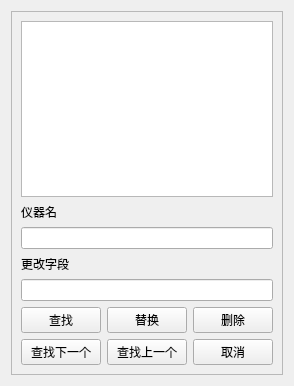
Old version of the form view/equipmentManage/kchangemanage.ui in the repository JunWang666/LabNexus.
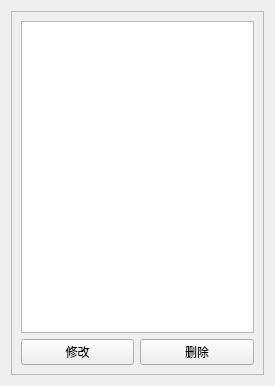
New version of the form.

The edit to the form file:
```diff
--- a/view/equipmentManage/kchangemanage.ui
+++ b/view/equipmentManage/kchangemanage.ui
@@ -6,7 +6,7 @@
             <rect>
                 <x>0</x>
                 <y>0</y>
-                <width>274</width>
+    <width>275</width>
                 <height>386</height>
             </rect>
         </property>
@@ -24,70 +24,22 @@
                     </property>
                     <layout class="QGridLayout" name="gridLayout">
                         <item row="1" column="0">
-                            <widget class="QLabel" name="label">
+       <widget class="QPushButton" name="changeButton">
                                 <property name="text">
-                                    <string>仪器名</string>
+         <string>修改</string>
                                 </property>
                             </widget>
                         </item>
-                        <item row="3" column="0">
-                            <widget class="QLabel" name="changeline">
-                                <property name="text">
-                                    <string>更改字段</string>
-                                </property>
-                            </widget>
-                        </item>
-                        <item row="6" column="0">
-                            <widget class="QPushButton" name="next">
-                                <property name="text">
-                                    <string>查找下一个</string>
-                                </property>
-                            </widget>
-                        </item>
-                        <item row="0" column="0" colspan="3">
+      <item row="0" column="0" colspan="2">
                             <widget class="QTableView" name="tableView_change"/>
                         </item>
-                        <item row="5" column="1">
-                            <widget class="QPushButton" name="change">
-                                <property name="text">
-                                    <string>替换</string>
-                                </property>
-                            </widget>
-                        </item>
-                        <item row="5" column="0">
-                            <widget class="QPushButton" name="find">
-                                <property name="text">
-                                    <string>查找</string>
-                                </property>
-                            </widget>
-                        </item>
-                        <item row="4" column="0" colspan="3">
-                            <widget class="QLineEdit" name="changeValueEdit"/>
-                        </item>
-                        <item row="5" column="2">
+      <item row="1" column="1">
                             <widget class="QPushButton" name="deleteButton">
                                 <property name="text">
                                     <string>删除</string>
                                 </property>
                             </widget>
                         </item>
-                        <item row="2" column="0" colspan="3">
-                            <widget class="QLineEdit" name="equipmentNameEdit"/>
-                        </item>
-                        <item row="6" column="1">
-                            <widget class="QPushButton" name="before">
-                                <property name="text">
-                                    <string>查找上一个</string>
-                                </property>
-                            </widget>
-                        </item>
-                        <item row="6" column="2">
-                            <widget class="QPushButton" name="cancelButton">
-                                <property name="text">
-                                    <string>取消</string>
-                                </property>
-                            </widget>
-                        </item>
                     </layout>
                 </widget>
             </item>
```
Lines whose indentation alone changed are shown as unchanged.
